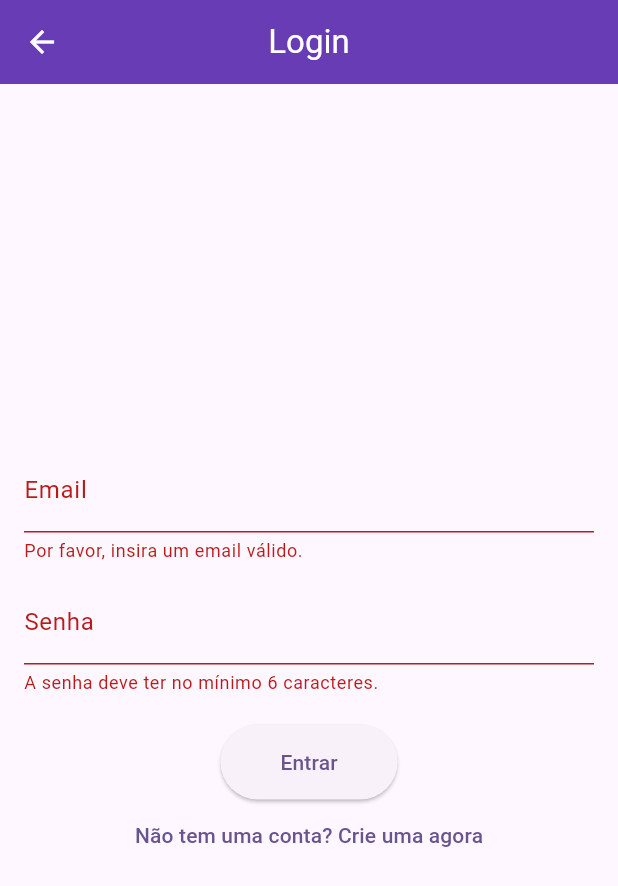
After one commit to o-hauck/GroupList, a Flutter app: the AuthScreen screen opened directly, after a tap on "Entrar", on a phone screen of 412 x 824 dp. The commit adds this screen. Shown: the top 886 px of the screen. Run offline on Flutter 3.47's test engine with Material 3 defaults, Android fonts, the phone set to English and light mode, and no system bars; our stand-ins replace cloud_firestore, connectivity_plus, firebase_auth, firebase_core, flutter_contacts, lottie and 1 more; accounts and stored records are empty.

Commit message:
Firebase Auth para emails

```diff
--- /dev/null
+++ b/grouplist/lib/auth_screen.dart
@@ -0,0 +1,152 @@
+// lib/auth_screen.dart
+import 'package:firebase_auth/firebase_auth.dart';
+import 'package:flutter/material.dart';
+
+class AuthScreen extends StatefulWidget {
+  const AuthScreen({super.key});
+
+  @override
+  State<AuthScreen> createState() => _AuthScreenState();
+}
+
+class _AuthScreenState extends State<AuthScreen> {
+  final _auth = FirebaseAuth.instance;
+  final _formKey = GlobalKey<FormState>();
+
+  // Controladores para os campos de texto
+  final _emailController = TextEditingController();
+  final _passwordController = TextEditingController();
+
+  // Variáveis de estado da UI
+  var _isLoginMode = true; // Alterna entre Login e Cadastro
+  var _isLoading = false;
+
+  void _submit() async {
+    final isValid = _formKey.currentState?.validate() ?? false;
+    if (!isValid) {
+      return; // Se o formulário não for válido, não faz nada
+    }
+
+    setState(() => _isLoading = true);
+
+    try {
+      if (_isLoginMode) {
+        // Modo Login
+        await _auth.signInWithEmailAndPassword(
+          email: _emailController.text.trim(),
+          password: _passwordController.text.trim(),
+        );
+      } else {
+        // Modo Cadastro
+        await _auth.createUserWithEmailAndPassword(
+          email: _emailController.text.trim(),
+          password: _passwordController.text.trim(),
+        );
+      }
+      // Se chegou aqui, o login/cadastro foi bem sucedido.
+      // O pop() volta para a tela anterior (newgroup).
+      if (mounted) {
+        Navigator.of(context).pop();
+      }
+
+    } on FirebaseAuthException catch (e) {
+      String message = 'Ocorreu um erro. Verifique suas credenciais.';
+      if (e.code == 'weak-password') {
+        message = 'A senha fornecida é muito fraca.';
+      } else if (e.code == 'email-already-in-use') {
+        message = 'Este email já foi cadastrado.';
+      } else if (e.code == 'user-not-found' || e.code == 'wrong-password' || e.code == 'invalid-credential') {
+        message = 'Email ou senha inválidos.';
+      }
+
+      ScaffoldMessenger.of(context).showSnackBar(
+        SnackBar(
+          content: Text(message),
+          backgroundColor: Theme.of(context).colorScheme.error,
+        ),
+      );
+    } finally {
+       if(mounted) {
+         setState(() => _isLoading = false);
+       }
+    }
+  }
+
+  @override
+  void dispose() {
+    _emailController.dispose();
+    _passwordController.dispose();
+    super.dispose();
+  }
+
+  @override
+  Widget build(BuildContext context) {
+    return Scaffold(
+      appBar: AppBar(
+        title: Text(_isLoginMode ? 'Login' : 'Criar Conta'),
+      ),
+      body: Center(
+        child: SingleChildScrollView(
+          padding: const EdgeInsets.all(16.0),
+          child: Form(
+            key: _formKey,
+            child: Column(
+              mainAxisSize: MainAxisSize.min,
+              children: [
+                TextFormField(
+                  controller: _emailController,
+                  decoration: const InputDecoration(labelText: 'Email'),
+                  keyboardType: TextInputType.emailAddress,
+                  autocorrect: false,
+                  textCapitalization: TextCapitalization.none,
+                  validator: (value) {
+                    if (value == null || value.trim().isEmpty || !value.contains('@')) {
+                      return 'Por favor, insira um email válido.';
+                    }
+                    return null;
+                  },
+                ),
+                const SizedBox(height: 12),
+                TextFormField(
+                  controller: _passwordController,
+                  decoration: const InputDecoration(labelText: 'Senha'),
+                  obscureText: true, // Esconde a senha
+                  validator: (value) {
+                    if (value == null || value.trim().length < 6) {
+                      return 'A senha deve ter no mínimo 6 caracteres.';
+                    }
+                    return null;
+                  },
+                ),
+                const SizedBox(height: 20),
+                if (_isLoading)
+                  const CircularProgressIndicator()
+                else
+                  ElevatedButton(
+                    onPressed: _submit,
+                    style: ElevatedButton.styleFrom(
+                      padding: const EdgeInsets.symmetric(horizontal: 40, vertical: 15),
+                    ),
+                    child: Text(_isLoginMode ? 'Entrar' : 'Criar Conta'),
+                  ),
+                if (!_isLoading)
+                  TextButton(
+                    onPressed: () {
+                      setState(() {
+                        _isLoginMode = !_isLoginMode; // Inverte o modo
+                      });
+                    },
+                    child: Text(
+                      _isLoginMode
+                          ? 'Não tem uma conta? Crie uma agora'
+                          : 'Já tenho uma conta. Fazer Login',
+                    ),
+                  ),
+              ],
+            ),
+          ),
+        ),
+      ),
+    );
+  }
+}
```
Also changed, not shown: grouplist/lib/newgroup.dart (+128 -80 lines), grouplist/pubspec.yaml (+5 -2 lines), grouplist/pubspec.lock, 3 other files.
